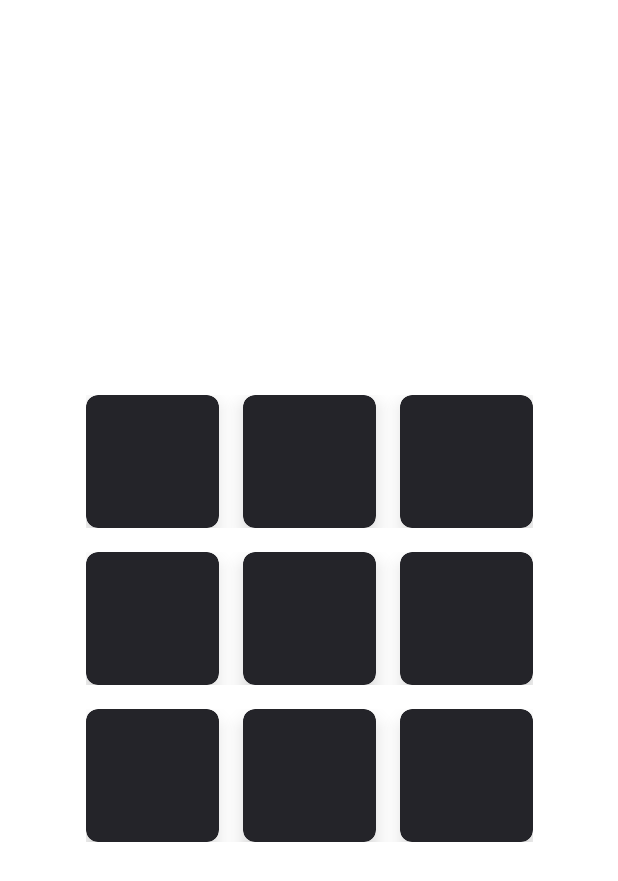
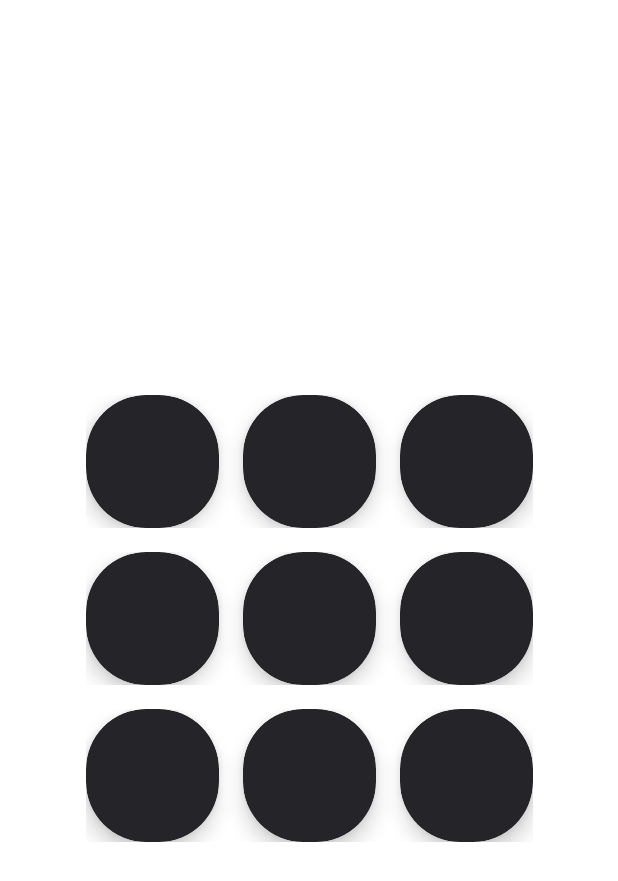
Before and after one commit to ismayilovmurad/TicTacToe, an Android app: the layout fragment_game.xml on its own in the app's theme, with its tools: preview values and no code run, on a phone screen of 412 x 824 dp. Shown: the top 881 px of the screen. Run offline under Robolectric (Android 15) with nearby library versions, the phone set to English and light mode, and no system bars.

Commit message:
The main game is completed

```diff
--- a/TicTacToe/app/src/main/java/com/martiandeveloper/tictactoe/view/MainActivity.kt
+++ b/TicTacToe/app/src/main/java/com/martiandeveloper/tictactoe/view/MainActivity.kt
@@ -1,7 +1,6 @@
 package com.martiandeveloper.tictactoe.view
 
 import android.app.Activity
-import android.content.Context
 import android.content.Intent
 import android.content.SharedPreferences
 import android.os.Bundle
--- a/TicTacToe/app/src/main/res/layout/fragment_game.xml
+++ b/TicTacToe/app/src/main/res/layout/fragment_game.xml
@@ -12,6 +12,7 @@
     </data>
 
     <androidx.constraintlayout.widget.ConstraintLayout
+        android:id="@+id/fragment_game_mainCL"
         android:layout_width="match_parent"
         android:layout_height="match_parent"
         tools:context=".view.GameFragment">
@@ -37,7 +38,7 @@
                     android:layout_marginEnd="8dp"
                     android:onClick="@{() -> gameViewModel.onFirstMBTNClick()}"
                     app:cardBackgroundColor="@color/colorOne"
-                    app:cardCornerRadius="8dp"
+                    app:cardCornerRadius="40dp"
                     app:cardElevation="8dp" />
 
                 <com.google.android.material.card.MaterialCardView
@@ -48,7 +49,7 @@
                     android:layout_marginEnd="8dp"
                     android:onClick="@{() -> gameViewModel.onSecondMBTNClick()}"
                     app:cardBackgroundColor="@color/colorOne"
-                    app:cardCornerRadius="8dp"
+                    app:cardCornerRadius="40dp"
                     app:cardElevation="8dp" />
 
                 <com.google.android.material.card.MaterialCardView
@@ -58,7 +59,7 @@
                     android:layout_marginStart="8dp"
                     android:onClick="@{() -> gameViewModel.onThirdMBTNClick()}"
                     app:cardBackgroundColor="@color/colorOne"
-                    app:cardCornerRadius="8dp"
+                    app:cardCornerRadius="40dp"
                     app:cardElevation="8dp" />
 
             </TableRow>
@@ -76,7 +77,7 @@
                     android:layout_marginEnd="8dp"
                     android:onClick="@{() -> gameViewModel.onFourthMBTNClick()}"
                     app:cardBackgroundColor="@color/colorOne"
-                    app:cardCornerRadius="8dp"
+                    app:cardCornerRadius="40dp"
                     app:cardElevation="8dp" />
 
                 <com.google.android.material.card.MaterialCardView
@@ -87,7 +88,7 @@
                     android:layout_marginEnd="8dp"
                     android:onClick="@{() -> gameViewModel.onFifthMBTNClick()}"
                     app:cardBackgroundColor="@color/colorOne"
-                    app:cardCornerRadius="8dp"
+                    app:cardCornerRadius="40dp"
                     app:cardElevation="8dp" />
 
                 <com.google.android.material.card.MaterialCardView
@@ -97,7 +98,7 @@
                     android:layout_marginStart="8dp"
                     android:onClick="@{() -> gameViewModel.onSixthMBTNClick()}"
                     app:cardBackgroundColor="@color/colorOne"
-                    app:cardCornerRadius="8dp"
+                    app:cardCornerRadius="40dp"
                     app:cardElevation="8dp" />
 
             </TableRow>
@@ -114,7 +115,7 @@
                     android:layout_marginEnd="8dp"
                     android:onClick="@{() -> gameViewModel.onSeventhMBTNClick()}"
                     app:cardBackgroundColor="@color/colorOne"
-                    app:cardCornerRadius="8dp"
+                    app:cardCornerRadius="40dp"
                     app:cardElevation="8dp" />
 
                 <com.google.android.material.card.MaterialCardView
@@ -125,7 +126,7 @@
                     android:layout_marginEnd="8dp"
                     android:onClick="@{() -> gameViewModel.onEighthMBTNClick()}"
                     app:cardBackgroundColor="@color/colorOne"
-                    app:cardCornerRadius="8dp"
+                    app:cardCornerRadius="40dp"
                     app:cardElevation="8dp" />
 
                 <com.google.android.material.card.MaterialCardView
@@ -135,13 +136,26 @@
                     android:layout_marginStart="8dp"
                     android:onClick="@{() -> gameViewModel.onNinthMBTNClick()}"
                     app:cardBackgroundColor="@color/colorOne"
-                    app:cardCornerRadius="8dp"
+                    app:cardCornerRadius="40dp"
                     app:cardElevation="8dp" />
 
             </TableRow>
 
         </TableLayout>
 
+        <com.google.android.material.textview.MaterialTextView
+            android:id="@+id/fragment_game_turnMTV"
+            android:layout_width="wrap_content"
+            android:layout_height="wrap_content"
+            android:layout_marginBottom="16dp"
+            android:fontFamily="@font/carter_one"
+            android:text="@{gameViewModel.turnText}"
+            android:textColor="@color/colorThree"
+            android:textSize="16sp"
+            app:layout_constraintBottom_toBottomOf="parent"
+            app:layout_constraintEnd_toEndOf="parent"
+            app:layout_constraintStart_toStartOf="parent" />
+
     </androidx.constraintlayout.widget.ConstraintLayout>
 
 </layout>
--- a/TicTacToe/app/src/main/res/values/strings.xml
+++ b/TicTacToe/app/src/main/res/values/strings.xml
@@ -13,4 +13,7 @@
     <string name="you_won">You won</string>
     <string name="android_won">Android won</string>
     <string name="pause">Pause</string>
+    <string name="your_turn">Your turn…</string>
+    <string name="androids_turn">Android\'s turn…</string>
+    <string name="equal">Equal</string>
 </resources>
```
Also changed, not shown: TicTacToe/app/src/main/java/com/martiandeveloper/tictactoe/view/GameFragment.kt (+168 -12 lines), TicTacToe/app/src/main/java/com/martiandeveloper/tictactoe/viewmodel/GameViewModel.kt (+63 -0 lines).
